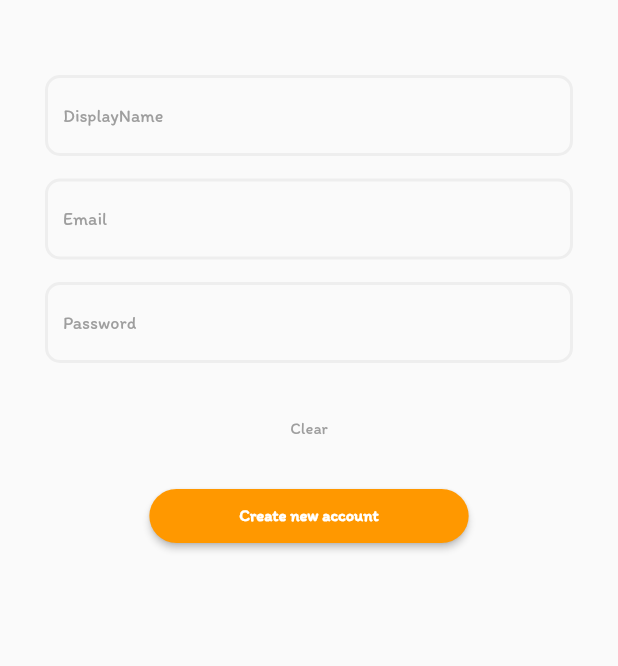
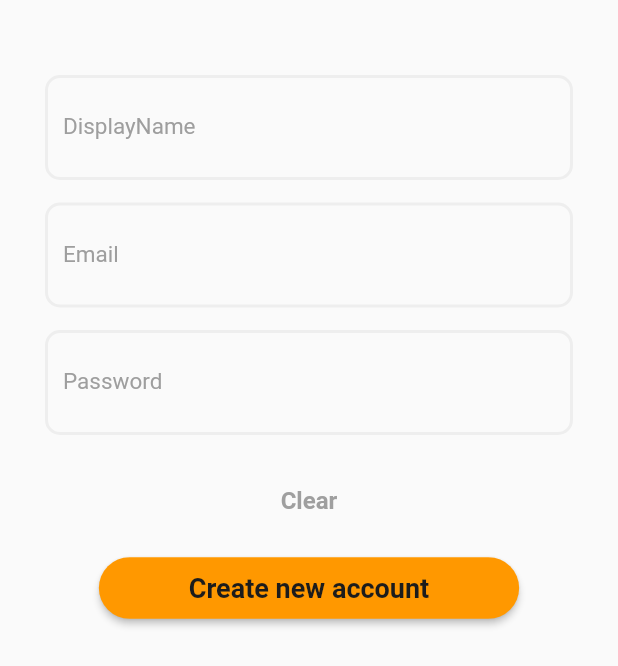
Before and after one commit to AChalee/newproject_KMUTTNEWS, a Flutter app: the RegisterTabView screen opened directly, on a phone screen of 412 x 824 dp. Shown: the top 666 px of the screen. Run offline on Flutter 3.47's test engine with Material 2 defaults, Android fonts, the phone set to English and light mode, and no system bars; our stand-ins replace cloud_firestore, firebase_auth, firebase_core, firebase_storage, fluttertoast, font_awesome_flutter and 6 more; accounts and stored records are empty; network calls fail.

Commit message:
- update code latest version

```diff
--- a/lib/tabview/edit_activities.dart
+++ b/lib/tabview/edit_activities.dart
@@ -119,6 +119,7 @@ class _EditActivitiesState extends State<EditActivities> {
                             'detail': actDetailController.text
                           },
                         );
+                        Navigator.pop(context);
                       },
                       child: Text('บันทึก'),
                       color: kGrey3,
--- a/lib/tabview/edit_news.dart
+++ b/lib/tabview/edit_news.dart
@@ -119,7 +119,9 @@ class _EditNewsState extends State<EditNews> {
                             'detail': detailController.text
                           },
                         );
+                        Navigator.pop(context);
                       },
+
                       child: Text('บันทึก'),
                       color: kGrey3,
                     ),
--- a/lib/tabview/post_activity_tab.dart
+++ b/lib/tabview/post_activity_tab.dart
@@ -49,6 +49,8 @@ class _AddActivitiesState extends State<AddActivities> {
         "view_count": 0,
         "user_id": FirebaseAuth.instance.currentUser.uid,
         "searchKeywords": indexList,
+        "likes" : 0,
+        "bookmark" : [],
       });
     }
 
--- a/lib/tabview/register_tab_view.dart
+++ b/lib/tabview/register_tab_view.dart
@@ -1,3 +1,4 @@
+import 'package:New_Project_KMUTTNEWS/constants.dart';
 import 'package:flutter/material.dart';
 import 'package:firebase_auth/firebase_auth.dart';
 import 'package:firebase_core/firebase_core.dart';
@@ -17,11 +18,7 @@ class RegisterTabView extends StatelessWidget {
 
   final FirebaseAuth firebaseAuth = FirebaseAuth.instance; //firebase
 
-  // Profile profile = Profile();
-  // final Future<FirebaseApp> firebase = Firebase.initializeApp();
 
-  // var selectedYear;
-  // List<String> year = <String>['ปี 1', 'ปี 2', 'ปี 3', 'ปี 4'];
 
   @override
   Widget build(BuildContext context) {
@@ -59,7 +56,7 @@ class RegisterTabView extends StatelessWidget {
 
   Widget nameText() {
     return TextFormField(
-      style: TextStyle(fontSize: 12, fontFamily: 'Itim'),
+      style: descriptionStyle,
       decoration: InputDecoration(
         enabledBorder: OutlineInputBorder(
             borderSide: BorderSide(color: Colors.grey[200], width: 2),
@@ -92,7 +89,7 @@ class RegisterTabView extends StatelessWidget {
   Widget emailText() {
     return TextFormField(
       keyboardType: TextInputType.emailAddress,
-      style: TextStyle(fontSize: 12, fontFamily: 'Itim'),
+      style: descriptionStyle,
       decoration: InputDecoration(
         enabledBorder: OutlineInputBorder(
             borderSide: BorderSide(color: Colors.grey[200], width: 2),
@@ -132,7 +129,7 @@ class RegisterTabView extends StatelessWidget {
   Widget passwordText() {
     return TextFormField(
       obscureText: true, //ปิดบัง password
-      style: TextStyle(fontSize: 12, fontFamily: 'Itim'),
+      style: descriptionStyle,
       decoration: InputDecoration(
         enabledBorder: OutlineInputBorder(
             borderSide: BorderSide(color: Colors.grey[200], width: 2),
@@ -203,12 +200,9 @@ class RegisterTabView extends StatelessWidget {
     return FlatButton(
       child: Text(
         "Clear",
-        style: TextStyle(
-          color: Colors.grey,
-          fontSize: 11,
-          fontFamily: 'Itim',
+        style: kActiveTabStyle,
         ),
-      ),
+
       onPressed: () {
         formKey.currentState.reset();
       },
@@ -222,11 +216,7 @@ class RegisterTabView extends StatelessWidget {
       padding: EdgeInsets.symmetric(horizontal: 60, vertical: 10),
       child: Text(
         "Create new account",
-        style: TextStyle(
-            color: Colors.white,
-            fontSize: 11,
-            fontFamily: 'Itim',
-            fontWeight: FontWeight.bold),
+        style: kTitleCard
       ),
       onPressed: () {
         if (formKey.currentState.validate()) {
```
